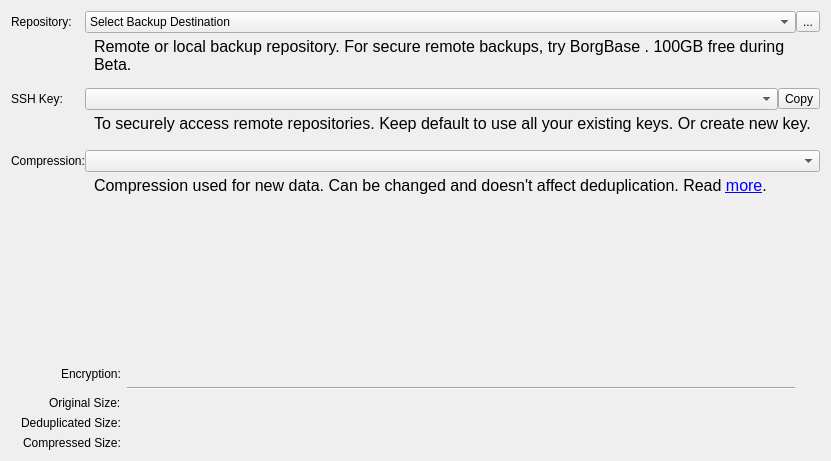
The window that src/vorta/assets/UI/repotab.ui (borgbase/vorta) describes before a commit, drawn with Qt 5.
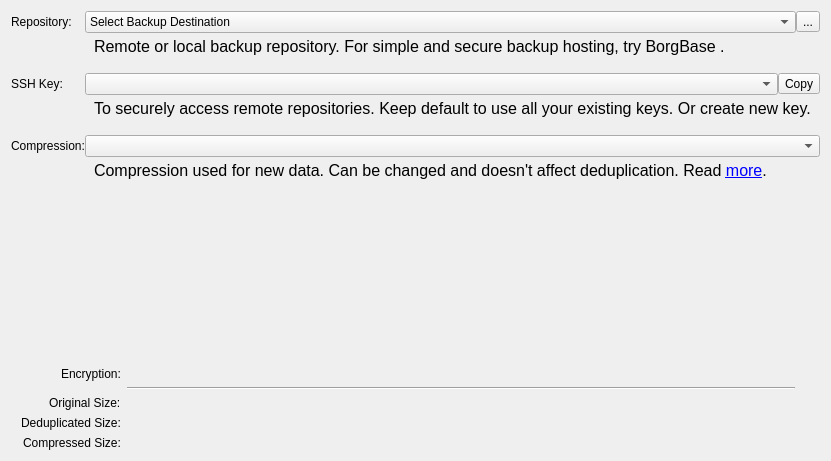
The same window after the commit. Icons and pictures are not drawn.

Commit message:
v0.6.4 - Custom pre/post backup commands (#104)
* Add pre/post-backup command setting. Fixes #109
* Bug fixes for #111 and #106

The edit to the form file:
```diff
--- a/src/vorta/assets/UI/repotab.ui
+++ b/src/vorta/assets/UI/repotab.ui
@@ -129,7 +129,7 @@
 margin-left: 5</string>
        </property>
        <property name="text">
-        <string>&lt;html&gt;&lt;head/&gt;&lt;body&gt;&lt;p&gt;Remote or local backup repository. For secure remote backups, try &lt;a href=&quot;https://www.borgbase.com/?utm_source=vorta&amp;utm_medium=app&quot;&gt;&lt;span style=&quot; text-decoration: underline; color:#0000ff;&quot;&gt;BorgBase&lt;/span&gt;&lt;/a&gt;. 100GB free during Beta.&lt;/p&gt;&lt;/body&gt;&lt;/html&gt;</string>
+        <string>&lt;html&gt;&lt;head/&gt;&lt;body&gt;&lt;p&gt;Remote or local backup repository. For simple and secure backup hosting, try &lt;a href=&quot;https://www.borgbase.com/?utm_source=vorta&amp;amp;utm_medium=app&quot;&gt;&lt;span style=&quot; text-decoration: underline; color:#0000ff;&quot;&gt;BorgBase&lt;/span&gt;&lt;/a&gt;.&lt;/p&gt;&lt;/body&gt;&lt;/html&gt;</string>
        </property>
        <property name="alignment">
         <set>Qt::AlignLeading|Qt::AlignLeft|Qt::AlignTop</set>
```
The commit also changes 11 other files.
